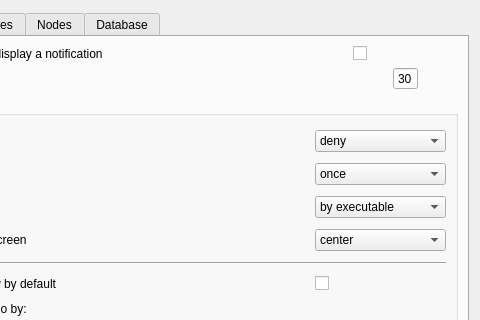
First picture: the form in ui/opensnitch/res/preferences.ui, repository evilsocket/opensnitch, before the edit; both pictures show x 146 to 626 and y 0 to 320 of the 626 by 442 pixel window.
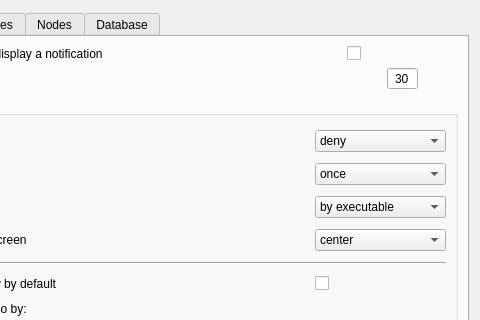
Second picture: the form after the edit. Icons and pictures are not drawn.

Commit message: ui,prefs: increased default timeout widget size

Patch:
```diff
--- a/ui/opensnitch/res/preferences.ui
+++ b/ui/opensnitch/res/preferences.ui
@@ -410,7 +410,7 @@
          <item>
           <widget class="QSpinBox" name="spinUITimeout">
            <property name="sizePolicy">
-            <sizepolicy hsizetype="Maximum" vsizetype="Fixed">
+            <sizepolicy hsizetype="Preferred" vsizetype="Fixed">
              <horstretch>0</horstretch>
              <verstretch>0</verstretch>
             </sizepolicy>
@@ -424,6 +424,9 @@
            <property name="accelerated">
             <bool>true</bool>
            </property>
+           <property name="maximum">
+            <number>100</number>
+           </property>
            <property name="value">
             <number>30</number>
            </property>
```
